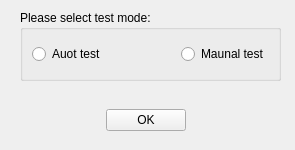
The window that ServiceSW/Master/Components/DiagnosticsManufacturing/Forms/SelectSealingDialog.ui (Liyezhong/Master) describes before a commit, drawn with Qt 5.
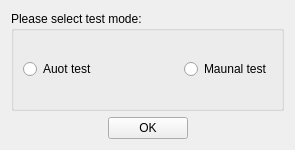
The same window after the commit.

Commit message: Update Manufacturing sealing test and Update SVCDiagnostics

What changed in the file:
```diff
--- a/ServiceSW/Master/Components/DiagnosticsManufacturing/Forms/SelectSealingDialog.ui
+++ b/ServiceSW/Master/Components/DiagnosticsManufacturing/Forms/SelectSealingDialog.ui
@@ -19,15 +19,9 @@
   <property name="windowTitle">
    <string>Form</string>
   </property>
+  <layout class="QGridLayout" name="gridLayout">
+   <item row="0" column="0">
   <widget class="QGroupBox" name="groupBox">
-   <property name="geometry">
-    <rect>
-     <x>20</x>
-     <y>10</y>
-     <width>261</width>
-     <height>71</height>
-    </rect>
-   </property>
    <property name="title">
     <string>Please select test mode:</string>
    </property>
@@ -61,15 +55,8 @@
     </item>
    </layout>
   </widget>
-  <widget class="QWidget" name="layoutWidget">
-   <property name="geometry">
-    <rect>
-     <x>20</x>
-     <y>100</y>
-     <width>251</width>
-     <height>41</height>
-    </rect>
-   </property>
+   </item>
+   <item row="1" column="0">
    <layout class="QHBoxLayout" name="horizontalLayout">
     <item>
      <spacer name="horizontalSpacer">
@@ -105,7 +92,8 @@
      </spacer>
     </item>
    </layout>
-  </widget>
+   </item>
+  </layout>
  </widget>
  <resources/>
  <connections/>
```
Lines whose indentation alone changed are shown as unchanged. The commit also changes 6 other files.
